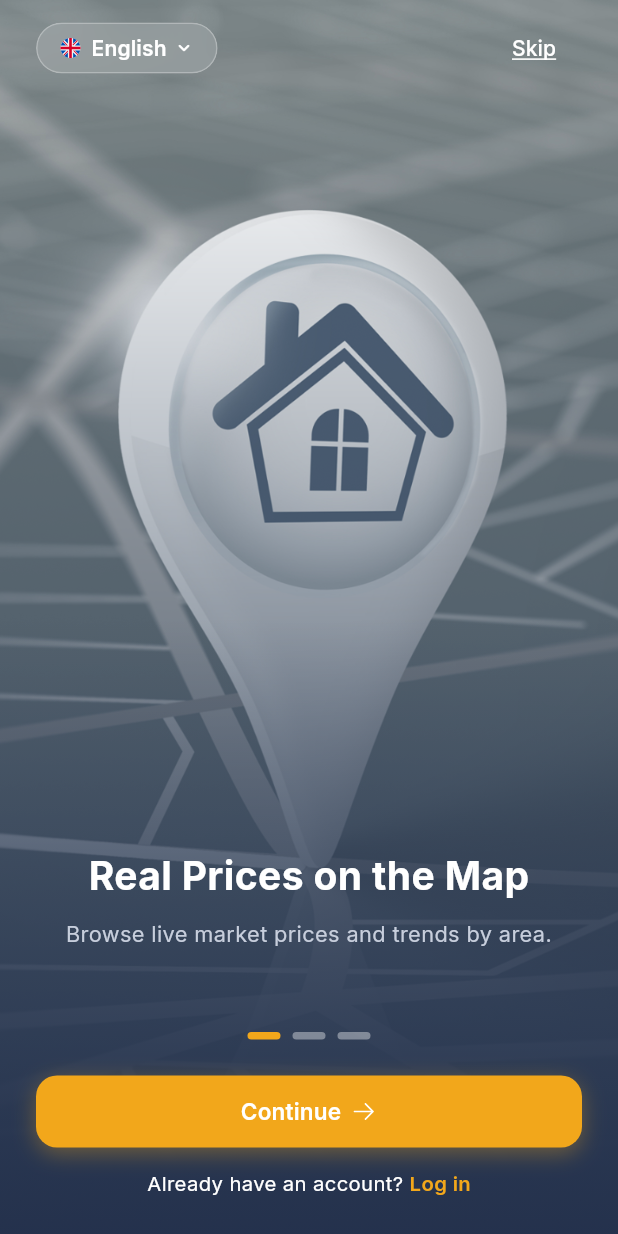
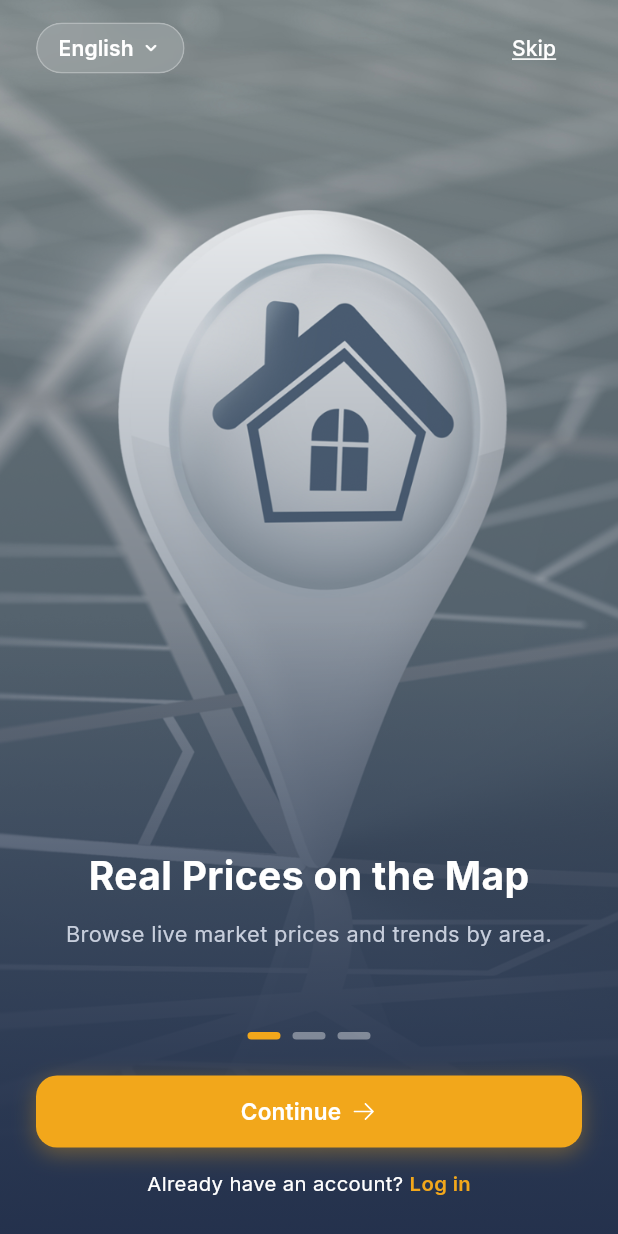
Before and after one commit to povvichar/Propertdia, a Flutter app: the screen it shows after launch, on a phone screen of 412 x 824 dp. Run offline on Flutter 3.47's test engine with Material 3 defaults, Android fonts, the phone set to English and light mode, and no system bars; our stand-ins replace flutter_riverpod, flutter_svg, go_router, google_fonts.

Commit message:
Remove flag icons from language picker on onboarding screen
Co-Authored-By: Claude Sonnet 4.6 <noreply@anthropic.com>

```diff
--- a/lib/features/onboarding/onboarding_screen.dart
+++ b/lib/features/onboarding/onboarding_screen.dart
@@ -2,7 +2,6 @@ import 'dart:ui';
 
 import 'package:flutter/material.dart';
 import 'package:flutter_riverpod/flutter_riverpod.dart';
-import 'package:flutter_svg/flutter_svg.dart';
 import 'package:go_router/go_router.dart';
 
 import '../../core/theme/app_colors.dart';
@@ -217,8 +216,6 @@ class _LangPickerState extends State<_LangPicker>
             child: Row(
               mainAxisSize: MainAxisSize.min,
               children: [
-                SvgPicture.asset(current.flag, width: 16, height: 16),
-                const SizedBox(width: 6),
                 Text(
                   current.label,
                   style: AppTextStyles.labelLarge.copyWith(color: Colors.white),
@@ -263,8 +260,6 @@ class _LangPickerState extends State<_LangPicker>
                                   height: 36,
                                   child: Row(
                                     children: [
-                                      SvgPicture.asset(o.flag, width: 16, height: 16),
-                                      const SizedBox(width: 8),
                                       Expanded(
                                         child: Text(
                                           o.label,
```
Also changed, not shown: lib/features/auth/register_screen.dart (+20 -15 lines), lib/routes/app_router.dart (+5 -2 lines), 2 other files.
